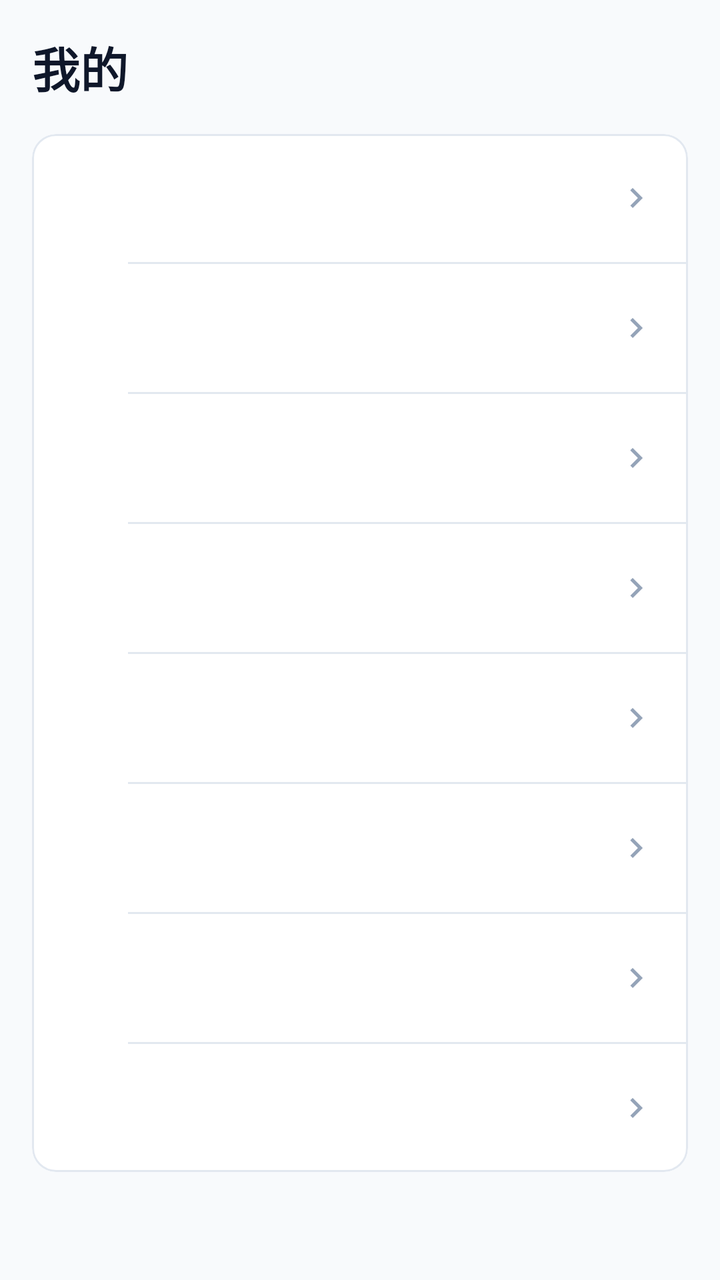
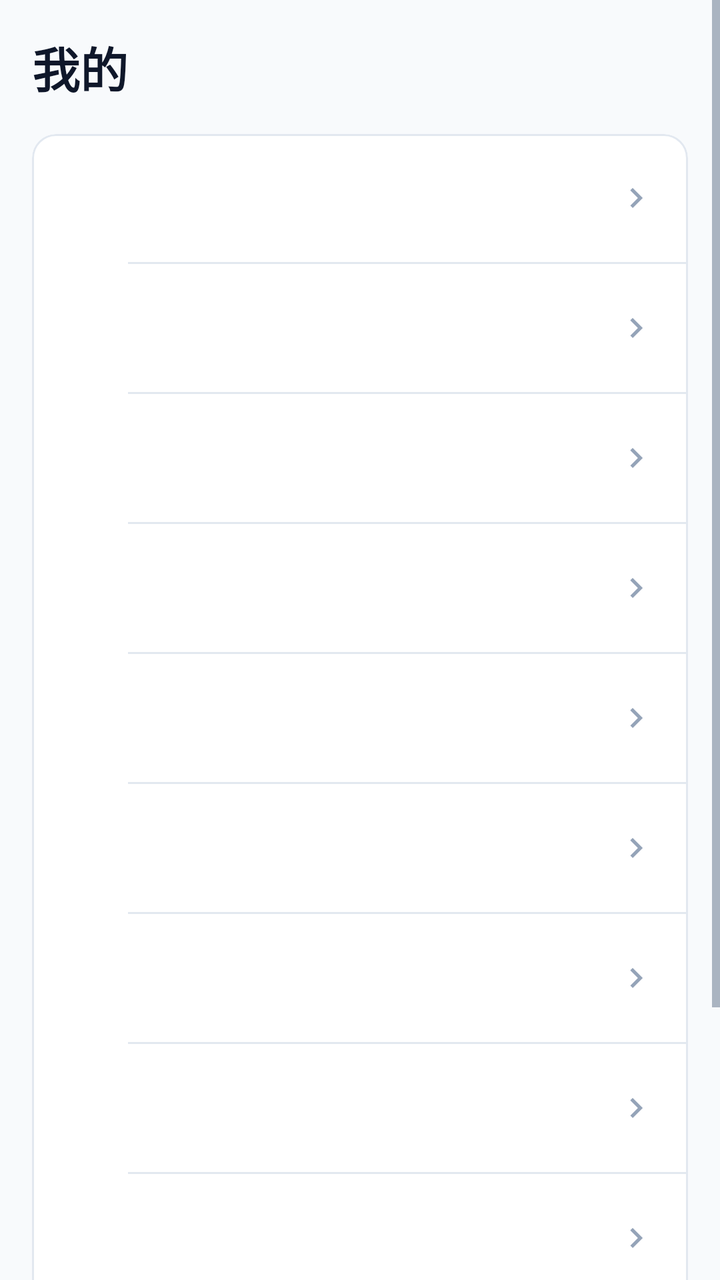

The first picture is an Android layout as it rendered before a commit; the second is the same layout after the commit. The layout source and the unified diff follow.
<!-- AndroidManifest.xml: application theme Theme.MinimalistBookkeeping -->
<!-- res/layout/fragment_mine.xml -->
<?xml version="1.0" encoding="utf-8"?>
<ScrollView xmlns:android="http://schemas.android.com/apk/res/android"
    xmlns:app="http://schemas.android.com/apk/res-auto"
    android:id="@+id/mineRoot"
    android:layout_width="match_parent"
    android:layout_height="match_parent"
    android:background="@color/background"
    android:clipToPadding="false"
    android:fillViewport="true">

    

    <LinearLayout
        android:layout_width="match_parent"
        android:layout_height="wrap_content"
        android:orientation="vertical"
        android:paddingStart="@dimen/page_margin"
        android:paddingTop="@dimen/spacing_lg"
        android:paddingEnd="@dimen/page_margin"
        android:paddingBottom="@dimen/spacing_xxl">

        <TextView
            android:layout_width="match_parent"
            android:layout_height="wrap_content"
            android:text="@string/mine_title"
            android:textAppearance="@style/TextAppearance.App.PageTitle" />

        <com.google.android.material.card.MaterialCardView
            style="@style/Widget.App.Card"
            android:layout_width="match_parent"
            android:layout_height="wrap_content"
            android:layout_marginTop="@dimen/spacing_lg"
            app:contentPadding="@dimen/spacing_none">

            <LinearLayout
                android:layout_width="match_parent"
                android:layout_height="wrap_content"
                android:orientation="vertical">

                <include
                    android:id="@+id/menuCategory"
                    layout="@layout/item_menu_row" />

                <View
                    style="@style/AppDivider"
                    android:layout_marginStart="@dimen/menu_divider_indent" />

                <include
                    android:id="@+id/menuAccount"
                    layout="@layout/item_menu_row" />

                <View
                    style="@style/AppDivider"
                    android:layout_marginStart="@dimen/menu_divider_indent" />

                <include
                    android:id="@+id/menuBudget"
                    layout="@layout/item_menu_row" />

                <View
                    style="@style/AppDivider"
                    android:layout_marginStart="@dimen/menu_divider_indent" />

                <include
                    android:id="@+id/menuAppearance"
                    layout="@layout/item_menu_row" />

                <View
                    style="@style/AppDivider"
                    android:layout_marginStart="@dimen/menu_divider_indent" />

                <include
                    android:id="@+id/menuData"
                    layout="@layout/item_menu_row" />

                <View
                    style="@style/AppDivider"
                    android:layout_marginStart="@dimen/menu_divider_indent" />

                <include
                    android:id="@+id/menuExport"
                    layout="@layout/item_menu_row" />

                <View
                    style="@style/AppDivider"
                    android:layout_marginStart="@dimen/menu_divider_indent" />

                <include
                    android:id="@+id/menuImport"
                    layout="@layout/item_menu_row" />

                <View
                    style="@style/AppDivider"
                    android:layout_marginStart="@dimen/menu_divider_indent" />

                <include
                    android:id="@+id/menuAbout"
                    layout="@layout/item_menu_row" />

            </LinearLayout>

        </com.google.android.material.card.MaterialCardView>

    </LinearLayout>

</ScrollView>
<!-- res/layout/item_menu_row.xml (included above) -->
<?xml version="1.0" encoding="utf-8"?>
<LinearLayout xmlns:android="http://schemas.android.com/apk/res/android"
    xmlns:app="http://schemas.android.com/apk/res-auto"
    style="@style/AppMenuRow">

    

    <ImageView
        android:id="@+id/menuIcon"
        android:layout_width="@dimen/icon_size_sm"
        android:layout_height="@dimen/icon_size_sm"
        android:importantForAccessibility="no"
        app:tint="@color/text_secondary" />

    <LinearLayout
        android:layout_width="0dp"
        android:layout_height="wrap_content"
        android:layout_marginStart="@dimen/spacing_md"
        android:layout_weight="1"
        android:orientation="vertical">

        <TextView
            android:id="@+id/menuTitle"
            android:layout_width="match_parent"
            android:layout_height="wrap_content"
            android:maxLines="1"
            android:textAppearance="@style/TextAppearance.App.Body" />

        <TextView
            android:id="@+id/menuSubtitle"
            android:layout_width="match_parent"
            android:layout_height="wrap_content"
            android:layout_marginTop="@dimen/spacing_xxs"
            android:maxLines="1"
            android:textAppearance="@style/TextAppearance.App.Caption" />

    </LinearLayout>

    <ImageView
        android:layout_width="@dimen/icon_size_sm"
        android:layout_height="@dimen/icon_size_sm"
        android:importantForAccessibility="no"
        android:src="@drawable/ic_chevron_right"
        app:tint="@color/text_tertiary" />

</LinearLayout>
<!-- resources referenced by this layout -->
<resources>
  <color name="background">#F8FAFC</color>
  <color name="text_secondary">#64748B</color>
  <color name="text_tertiary">#94A3B8</color>
  <dimen name="icon_size_sm">20dp</dimen>
  <dimen name="menu_divider_indent">48dp</dimen>
  <dimen name="page_margin">16dp</dimen>
  <dimen name="spacing_lg">16dp</dimen>
  <dimen name="spacing_md">12dp</dimen>
  <dimen name="spacing_none">0dp</dimen>
  <dimen name="spacing_xxl">32dp</dimen>
  <dimen name="spacing_xxs">2dp</dimen>
  <!-- drawable ic_chevron_right (drawable) -->
  <vector xmlns:android="http://schemas.android.com/apk/res/android"
      android:width="24dp"
      android:height="24dp"
      android:viewportWidth="24"
      android:viewportHeight="24">
      <path
          android:fillColor="@android:color/white"
          android:pathData="M10,6L8.59,7.41 13.17,12l-4.58,4.59L10,18l6,-6z" />
  </vector>
  <string name="mine_title">我的</string>
  <style name="AppDivider">
          <item name="android:layout_width">match_parent</item>
          <item name="android:layout_height">@dimen/divider_height</item>
          <item name="android:background">@color/divider</item>
      </style>
  <style name="TextAppearance.App.Body" parent="TextAppearance.Material3.BodyLarge">
          <item name="android:textSize">@dimen/font_body</item>
          <item name="android:textColor">@color/text_primary</item>
      </style>
  <style name="TextAppearance.App.Caption" parent="TextAppearance.Material3.LabelSmall">
          <item name="android:textSize">@dimen/font_caption</item>
          <item name="android:textColor">@color/text_tertiary</item>
      </style>
  <style name="TextAppearance.App.PageTitle" parent="TextAppearance.Material3.TitleLarge">
          <item name="android:textSize">@dimen/font_page_title</item>
          <item name="android:textColor">@color/text_primary</item>
          <item name="android:textStyle">bold</item>
      </style>
  <style name="Theme.MinimalistBookkeeping" parent="Base.Theme.MinimalistBookkeeping" />
  <dimen name="divider_height">1dp</dimen>
  <color name="divider">#E2E8F0</color>
  <dimen name="menu_item_min_height">56dp</dimen>
  <dimen name="font_body">16sp</dimen>
  <color name="text_primary">#0F172A</color>
  <dimen name="font_caption">12sp</dimen>
  <dimen name="font_page_title">24sp</dimen>
  <color name="surface">#FFFFFF</color>
  <dimen name="radius_md">12dp</dimen>
  <dimen name="stroke_width">1dp</dimen>
  <style name="Base.Theme.MinimalistBookkeeping" parent="Base.V1.Theme.MinimalistBookkeeping">
          <item name="android:windowLightStatusBar" tools:targetApi="m">true</item>
          <item name="android:windowLightNavigationBar" tools:targetApi="o_mr1">true</item>
      </style>
  <color name="primary">#2563EB</color>
  <color name="text_on_primary">#FFFFFF</color>
  <color name="primary_light">#DBEAFE</color>
  <color name="primary_dark">#1D4ED8</color>
  <color name="surface_subtle">#F1F5F9</color>
  <color name="danger">#EF4444</color>
  <style name="TextAppearance.App.Display" parent="TextAppearance.Material3.DisplaySmall">
          <item name="android:textSize">@dimen/font_display</item>
          <item name="android:textColor">@color/text_primary</item>
          <item name="android:textStyle">bold</item>
      </style>
  <style name="TextAppearance.App.SectionTitle" parent="TextAppearance.Material3.TitleMedium">
          <item name="android:textSize">@dimen/font_section_title</item>
          <item name="android:textColor">@color/text_primary</item>
          <item name="android:textStyle">bold</item>
      </style>
  <style name="TextAppearance.App.Secondary" parent="TextAppearance.Material3.BodyMedium">
          <item name="android:textSize">@dimen/font_secondary</item>
          <item name="android:textColor">@color/text_secondary</item>
      </style>
  <dimen name="font_display">32sp</dimen>
  <dimen name="font_section_title">18sp</dimen>
  <dimen name="font_secondary">14sp</dimen>
  <!-- unchanged entries left out for length: 3 -->
</resources>

<!-- the commit's change to res/layout/fragment_mine.xml (unified diff, before → after) -->
@@ -62,6 +62,14 @@
                     android:layout_marginStart="@dimen/menu_divider_indent" />
 
                 <include
+                    android:id="@+id/menuRecurring"
+                    layout="@layout/item_menu_row" />
+
+                <View
+                    style="@style/AppDivider"
+                    android:layout_marginStart="@dimen/menu_divider_indent" />
+
+                <include
                     android:id="@+id/menuAppearance"
                     layout="@layout/item_menu_row" />
 
@@ -87,6 +95,22 @@
 
                 <include
                     android:id="@+id/menuImport"
+                    layout="@layout/item_menu_row" />
+
+                <View
+                    style="@style/AppDivider"
+                    android:layout_marginStart="@dimen/menu_divider_indent" />
+
+                <include
+                    android:id="@+id/menuBackup"
+                    layout="@layout/item_menu_row" />
+
+                <View
+                    style="@style/AppDivider"
+                    android:layout_marginStart="@dimen/menu_divider_indent" />
+
+                <include
+                    android:id="@+id/menuRestore"
                     layout="@layout/item_menu_row" />
 
                 <View
